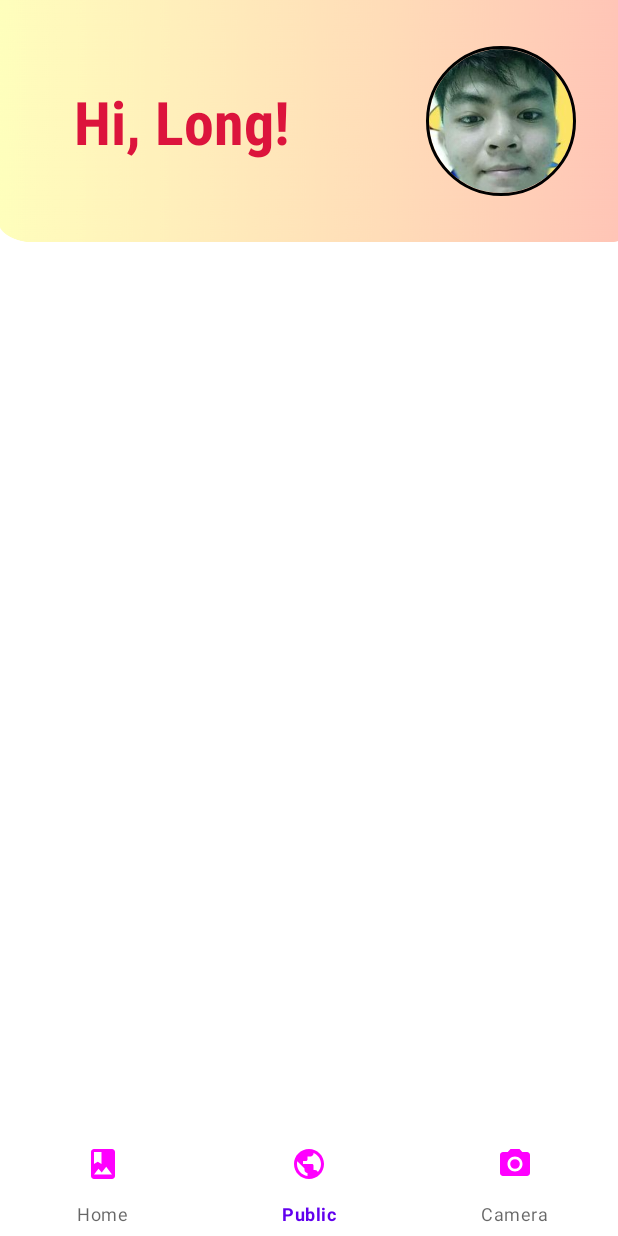
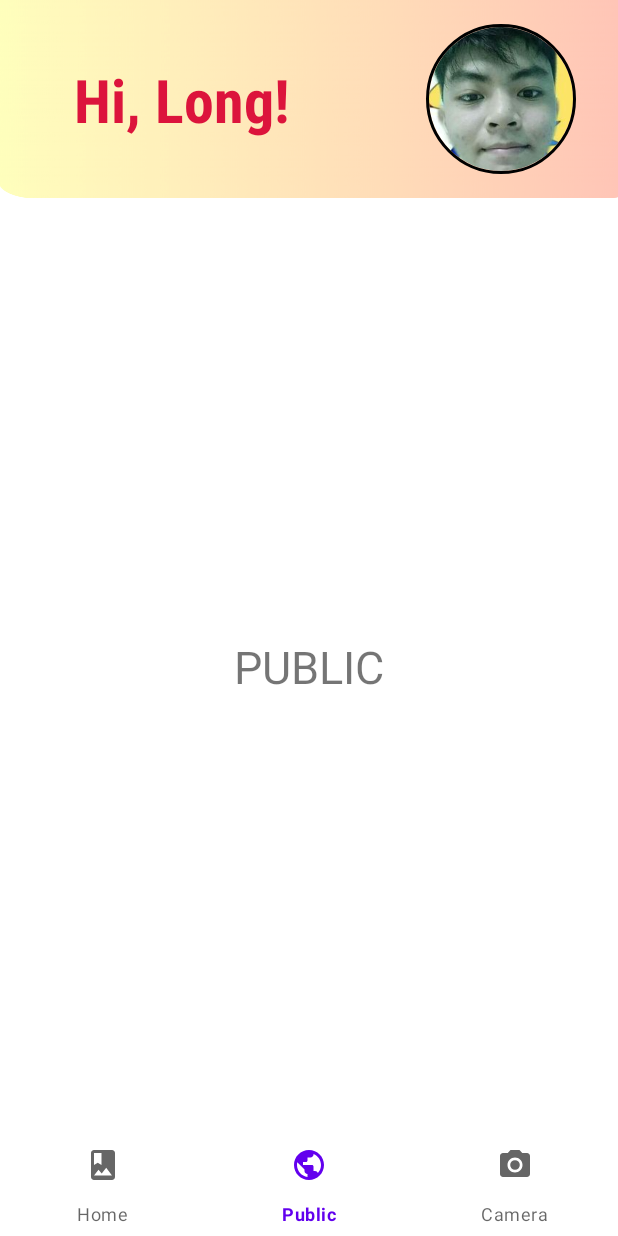
Before and after one commit to leesuby/BananaAlbumApp, an Android app: the screen it shows after launch (MainActivity), item 2 of the bottom bar chosen, on a phone screen of 412 x 824 dp. Run offline under Robolectric (Android 15) with nearby library versions, the phone set to English and light mode, and no system bars; our stand-ins replace CircleImageView.

Commit message:
add 3 fragment and initial bottom tab bar

```diff
--- /dev/null
+++ b/app/src/main/java/com/example/bananaalbum/views/HomeFragment.java
@@ -0,0 +1,20 @@
+package com.example.bananaalbum.views;
+
+import android.os.Bundle;
+import android.view.LayoutInflater;
+import android.view.View;
+import android.view.ViewGroup;
+
+import androidx.annotation.NonNull;
+import androidx.annotation.Nullable;
+import androidx.fragment.app.Fragment;
+
+import com.example.bananaalbum.R;
+
+public class HomeFragment extends Fragment {
+    @Nullable
+    @Override
+    public View onCreateView(@NonNull LayoutInflater inflater, @Nullable ViewGroup container, @Nullable Bundle savedInstanceState) {
+        return inflater.inflate(R.layout.fragment_home,container,false);
+    }
+}
--- a/app/src/main/java/com/example/bananaalbum/views/MainActivity.java
+++ b/app/src/main/java/com/example/bananaalbum/views/MainActivity.java
@@ -1,12 +1,15 @@
 package com.example.bananaalbum.views;
 
+import androidx.annotation.NonNull;
 import androidx.appcompat.app.AppCompatActivity;
+import androidx.fragment.app.Fragment;
 import androidx.lifecycle.Observer;
 import androidx.lifecycle.ViewModelProvider;
 import androidx.recyclerview.widget.LinearLayoutManager;
 import androidx.recyclerview.widget.RecyclerView;
 
 import android.os.Bundle;
+import android.view.MenuItem;
 import android.view.View;
 import android.view.Window;
 import android.view.WindowManager;
@@ -16,6 +19,8 @@ import com.example.bananaalbum.R;
 import com.example.bananaalbum.adapters.TestAdapter;
 import com.example.bananaalbum.model.Test;
 import com.example.bananaalbum.viewmodels.TestViewModel;
+import com.google.android.material.bottomnavigation.BottomNavigationView;
+import com.google.android.material.navigation.NavigationBarView;
 
 import java.util.List;
 
@@ -43,6 +48,34 @@ public class MainActivity extends AppCompatActivity {
         getSupportActionBar().hide();
 
         setContentView(R.layout.activity_main_screen);
+
+        BottomNavigationView navTab = findViewById(R.id.nav_tab);
+
+
+        getSupportFragmentManager().beginTransaction().replace(R.id.fragment_navTab,new HomeFragment()).commit();
+
+
+        navTab.setOnItemSelectedListener(new NavigationBarView.OnItemSelectedListener() {
+            @Override
+            public boolean onNavigationItemSelected(@NonNull MenuItem item) {
+                Fragment selected = null;
+
+                switch (item.getItemId()){
+                    case R.id.home:
+                        selected = new HomeFragment();
+                        break;
+                    case R.id.pub:
+                        selected = new PublicFragment();
+                        break;
+                    case R.id.camera:
+                        selected = new CameraFragment();
+                        break;
+                }
+                getSupportFragmentManager().beginTransaction().replace(R.id.fragment_navTab,selected).commit();
+
+                return true;
+            }
+        });
 
 //        rcvTest=findViewById(R.id.rcv_test);
 //        btnAddUser=findViewById(R.id.btnAdd);
--- /dev/null
+++ b/app/src/main/java/com/example/bananaalbum/views/PublicFragment.java
@@ -0,0 +1,20 @@
+package com.example.bananaalbum.views;
+
+import android.os.Bundle;
+import android.view.LayoutInflater;
+import android.view.View;
+import android.view.ViewGroup;
+
+import androidx.annotation.NonNull;
+import androidx.annotation.Nullable;
+import androidx.fragment.app.Fragment;
+
+import com.example.bananaalbum.R;
+
+public class PublicFragment extends Fragment {
+    @Nullable
+    @Override
+    public View onCreateView(@NonNull LayoutInflater inflater, @Nullable ViewGroup container, @Nullable Bundle savedInstanceState) {
+        return inflater.inflate(R.layout.fragment_public,container,false);
+    }
+}
--- a/app/src/main/res/drawable/selector.xml
+++ b/app/src/main/res/drawable/selector.xml
@@ -2,7 +2,7 @@
 <selector xmlns:android="http://schemas.android.com/apk/res/android">
 
     <item android:state_selected="true"
-        android:drawable="@color/light_yellow"/>
+        android:drawable="@color/light_skin"/>
 
     <item android:state_selected="false"
         android:drawable="@color/black"/>
--- a/app/src/main/res/layout/activity_main_screen.xml
+++ b/app/src/main/res/layout/activity_main_screen.xml
@@ -11,7 +11,7 @@
     <androidx.constraintlayout.widget.ConstraintLayout
         android:layout_width="match_parent"
         android:layout_height="22dp"
-        android:layout_weight="12"
+        android:layout_weight="10"
         android:background="@drawable/titlebar_cut"
         android:orientation="horizontal">
 
@@ -26,13 +26,13 @@
             android:textSize="40sp"
             android:textStyle="bold"
             app:layout_constraintBottom_toBottomOf="parent"
-            app:layout_constraintEnd_toStartOf="@+id/profile_image"
+            app:layout_constraintEnd_toStartOf="@+id/imgProfile"
             app:layout_constraintHorizontal_bias="0.354"
             app:layout_constraintStart_toStartOf="parent"
             app:layout_constraintTop_toTopOf="parent" />
 
         <de.hdodenhof.circleimageview.CircleImageView
-            android:id="@+id/profile_image"
+            android:id="@+id/imgProfile"
             android:layout_width="100dp"
             android:layout_height="100dp"
             android:layout_marginEnd="28dp"
@@ -50,13 +50,14 @@
 
     </androidx.constraintlayout.widget.ConstraintLayout>
 
-    <LinearLayout
+    <FrameLayout
+        android:id="@+id/fragment_navTab"
         android:layout_width="match_parent"
         android:layout_height="wrap_content"
         android:orientation="horizontal"
-        android:layout_weight="51">
+        android:layout_weight="53">
 
-    </LinearLayout>
+    </FrameLayout>
 
     <LinearLayout
         android:layout_width="match_parent"
@@ -65,14 +66,12 @@
         android:layout_weight="1">
 
 
-
         <com.google.android.material.bottomnavigation.BottomNavigationView
-            android:id="@+id/tabBar"
+            android:id="@+id/nav_tab"
             android:layout_width="wrap_content"
             android:layout_height="match_parent"
             app:itemBackground="@color/white"
-            app:itemIconTint="@drawable/selector"
-            app:menu="@menu/main_tab_bar"/>
+            app:menu="@menu/main_tab_bar" />
 
     </LinearLayout>
 
--- /dev/null
+++ b/app/src/main/res/layout/fragment_public.xml
@@ -0,0 +1,18 @@
+<?xml version="1.0" encoding="utf-8"?>
+<androidx.constraintlayout.widget.ConstraintLayout xmlns:android="http://schemas.android.com/apk/res/android"
+    xmlns:app="http://schemas.android.com/apk/res-auto"
+    xmlns:tools="http://schemas.android.com/tools"
+    android:layout_width="match_parent"
+    android:layout_height="match_parent">
+
+    <TextView
+        android:layout_width="wrap_content"
+        android:layout_height="wrap_content"
+        android:text="PUBLIC"
+        android:textSize="30dp"
+        app:layout_constraintBottom_toBottomOf="parent"
+        app:layout_constraintEnd_toEndOf="parent"
+        app:layout_constraintStart_toStartOf="parent"
+        app:layout_constraintTop_toTopOf="parent" />
+
+</androidx.constraintlayout.widget.ConstraintLayout>
```
Also changed, not shown: app/src/main/java/com/example/bananaalbum/views/CameraFragment.java (added, +20 -0 lines), app/src/main/res/layout/fragment_camera.xml (added, +18 -0 lines), app/src/main/res/layout/fragment_home.xml (added, +18 -0 lines).
